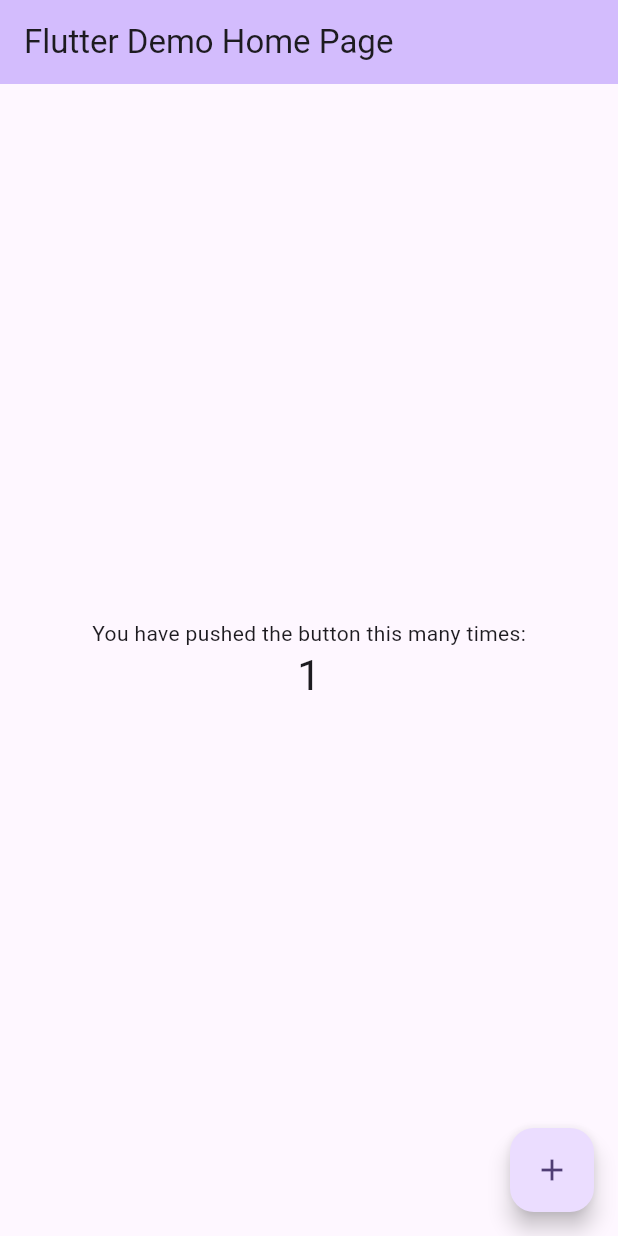
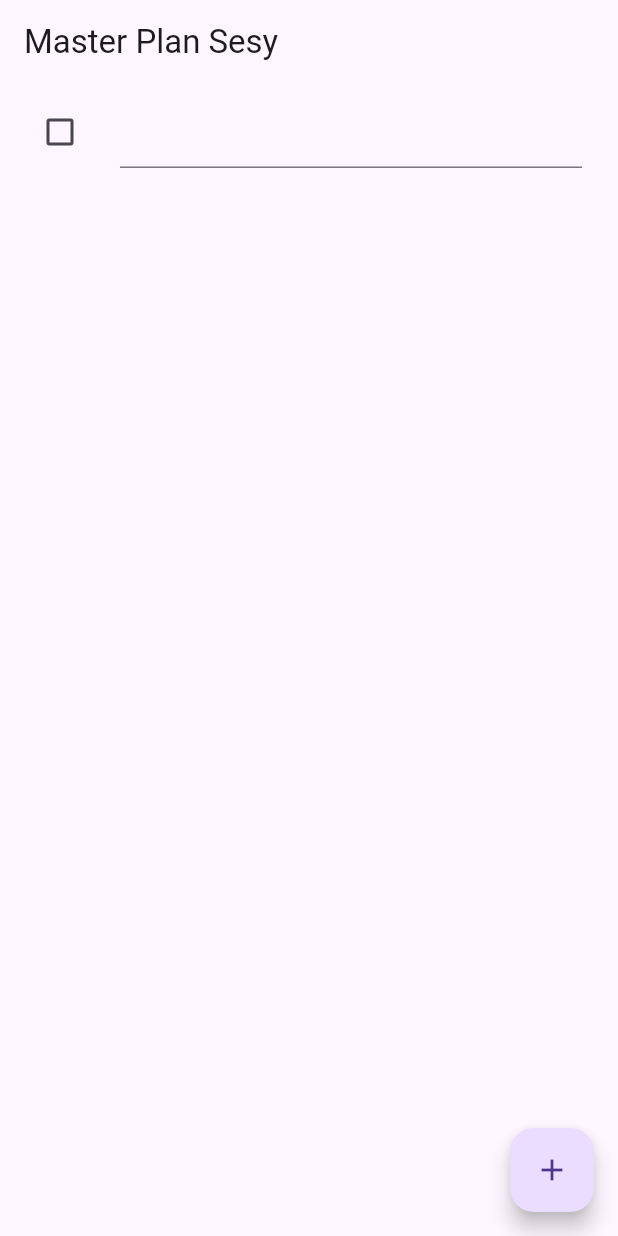
Before and after one commit to linarahmatin/2341720029-Mobile-SEM5, a Flutter app: the screen it shows after launch, after a tap on the "add" icon, on a phone screen of 412 x 824 dp. Run offline on Flutter 3.47's test engine with Material 3 defaults, Android fonts, the phone set to English and light mode, and no system bars; our stand-ins replace auto_size_text, camera, go_router.

Commit message:
praktikum 1

```diff
--- a/Pertemuan 10/master_plan/lib/main.dart
+++ b/Pertemuan 10/master_plan/lib/main.dart
@@ -1,122 +1,16 @@
 import 'package:flutter/material.dart';
+import './views/plan_screen.dart';
 
-void main() {
-  runApp(const MyApp());
-}
+void main() => runApp(MasterPlanApp());
 
-class MyApp extends StatelessWidget {
-  const MyApp({super.key});
+class MasterPlanApp extends StatelessWidget {
+  const MasterPlanApp({super.key});
 
-  // This widget is the root of your application.
   @override
   Widget build(BuildContext context) {
     return MaterialApp(
-      title: 'Flutter Demo',
-      theme: ThemeData(
-        // This is the theme of your application.
-        //
-        // TRY THIS: Try running your application with "flutter run". You'll see
-        // the application has a purple toolbar. Then, without quitting the app,
-        // try changing the seedColor in the colorScheme below to Colors.green
-        // and then invoke "hot reload" (save your changes or press the "hot
-        // reload" button in a Flutter-supported IDE, or press "r" if you used
-        // the command line to start the app).
-        //
-        // Notice that the counter didn't reset back to zero; the application
-        // state is not lost during the reload. To reset the state, use hot
-        // restart instead.
-        //
-        // This works for code too, not just values: Most code changes can be
-        // tested with just a hot reload.
-        colorScheme: ColorScheme.fromSeed(seedColor: Colors.deepPurple),
-      ),
-      home: const MyHomePage(title: 'Flutter Demo Home Page'),
+     theme: ThemeData(primarySwatch: Colors.purple),
+     home: PlanScreen(),
     );
   }
 }
-
-class MyHomePage extends StatefulWidget {
-  const MyHomePage({super.key, required this.title});
-
-  // This widget is the home page of your application. It is stateful, meaning
-  // that it has a State object (defined below) that contains fields that affect
-  // how it looks.
-
-  // This class is the configuration for the state. It holds the values (in this
-  // case the title) provided by the parent (in this case the App widget) and
-  // used by the build method of the State. Fields in a Widget subclass are
-  // always marked "final".
-
-  final String title;
-
-  @override
-  State<MyHomePage> createState() => _MyHomePageState();
-}
-
-class _MyHomePageState extends State<MyHomePage> {
-  int _counter = 0;
-
-  void _incrementCounter() {
-    setState(() {
-      // This call to setState tells the Flutter framework that something has
-      // changed in this State, which causes it to rerun the build method below
-      // so that the display can reflect the updated values. If we changed
-      // _counter without calling setState(), then the build method would not be
-      // called again, and so nothing would appear to happen.
-      _counter++;
-    });
-  }
-
-  @override
-  Widget build(BuildContext context) {
-    // This method is rerun every time setState is called, for instance as done
-    // by the _incrementCounter method above.
-    //
-    // The Flutter framework has been optimized to make rerunning build methods
-    // fast, so that you can just rebuild anything that needs updating rather
-    // than having to individually change instances of widgets.
-    return Scaffold(
-      appBar: AppBar(
-        // TRY THIS: Try changing the color here to a specific color (to
-        // Colors.amber, perhaps?) and trigger a hot reload to see the AppBar
-        // change color while the other colors stay the same.
-        backgroundColor: Theme.of(context).colorScheme.inversePrimary,
-        // Here we take the value from the MyHomePage object that was created by
-        // the App.build method, and use it to set our appbar title.
-        title: Text(widget.title),
-      ),
-      body: Center(
-        // Center is a layout widget. It takes a single child and positions it
-        // in the middle of the parent.
-        child: Column(
-          // Column is also a layout widget. It takes a list of children and
-          // arranges them vertically. By default, it sizes itself to fit its
-          // children horizontally, and tries to be as tall as its parent.
-          //
-          // Column has various properties to control how it sizes itself and
-          // how it positions its children. Here we use mainAxisAlignment to
-          // center the children vertically; the main axis here is the vertical
-          // axis because Columns are vertical (the cross axis would be
-          // horizontal).
-          //
-          // TRY THIS: Invoke "debug painting" (choose the "Toggle Debug Paint"
-          // action in the IDE, or press "p" in the console), to see the
-          // wireframe for each widget.
-          mainAxisAlignment: MainAxisAlignment.center,
-          children: <Widget>[
-            const Text('You have pushed the button this many times:'),
-            Text(
-              '$_counter',
-              style: Theme.of(context).textTheme.headlineMedium,
-            ),
-          ],
-        ),
-      ),
-      floatingActionButton: FloatingActionButton(
-        onPressed: _incrementCounter,
-        tooltip: 'Increment',
-        child: const Icon(Icons.add),
-      ), // This trailing comma makes auto-formatting nicer for build methods.
-    );
-  }
-}
--- /dev/null
+++ b/Pertemuan 10/master_plan/lib/models/data_layer.dart
@@ -0,0 +1,2 @@
+export 'plan.dart';
+export 'task.dart';
--- /dev/null
+++ b/Pertemuan 10/master_plan/lib/models/plan.dart
@@ -0,0 +1,8 @@
+import './task.dart';
+
+class Plan {
+  final String name;
+  final List<Task> tasks;
+
+  const Plan({this.name = '', this.tasks = const []});
+}
--- /dev/null
+++ b/Pertemuan 10/master_plan/lib/models/task.dart
@@ -0,0 +1,9 @@
+class Task {
+  final String description;
+  final bool complete;
+
+  const Task({
+    this.complete = false,
+    this.description = '',
+  });
+}
--- /dev/null
+++ b/Pertemuan 10/master_plan/lib/provider/plan_provider.dart
@@ -0,0 +1,16 @@
+import 'package:flutter/material.dart';
+import '../models/data_layer.dart';
+
+class PlanProvider extends InheritedNotifier<ValueNotifier<List<Plan>>> {
+  const PlanProvider({
+    super.key,
+    required super.child,
+    required ValueNotifier<List<Plan>> super.notifier,
+  });
+
+  static ValueNotifier<List<Plan>> of(BuildContext context) {
+    return context
+        .dependOnInheritedWidgetOfExactType<PlanProvider>()!
+        .notifier!;
+  }
+}
--- /dev/null
+++ b/Pertemuan 10/master_plan/lib/views/plan_screen.dart
@@ -0,0 +1,101 @@
+import '../models/data_layer.dart';
+import 'package:flutter/material.dart';
+
+class PlanScreen extends StatefulWidget {
+  const PlanScreen({super.key});
+
+  @override
+  State createState() => _PlanScreenState();
+}
+
+class _PlanScreenState extends State<PlanScreen> {
+  Plan plan = const Plan();
+
+  late ScrollController scrollController;
+
+  @override
+  void initState() {
+    super.initState();
+    scrollController = ScrollController()
+      ..addListener(() {
+        FocusScope.of(context).requestFocus(FocusNode());
+      });
+  }
+
+  @override
+  Widget build(BuildContext context) {
+    return Scaffold(
+      appBar: AppBar(title: const Text('Master Plan Sesy')),
+      body: _buildList(),
+      floatingActionButton: _buildAddTaskButton(),
+    );
+  }
+
+  Widget _buildAddTaskButton() {
+    return FloatingActionButton(
+      child: const Icon(Icons.add),
+      onPressed: () {
+        setState(() {
+          plan = Plan(
+            name: plan.name,
+            tasks: List<Task>.from(plan.tasks)..add(const Task()),
+          );
+        });
+      },
+    );
+  }
+
+  Widget _buildList() {
+    return ListView.builder(
+      controller: scrollController,
+      keyboardDismissBehavior:
+          Theme.of(context).platform == TargetPlatform.iOS
+              ? ScrollViewKeyboardDismissBehavior.onDrag
+              : ScrollViewKeyboardDismissBehavior.manual,
+      itemCount: plan.tasks.length,
+      itemBuilder: (context, index) =>
+          _buildTaskTile(plan.tasks[index], index),
+    );
+  }
+
+  Widget _buildTaskTile(Task task, int index) {
+    return ListTile(
+      leading: Checkbox(
+        value: task.complete,
+        onChanged: (selected) {
+          setState(() {
+            plan = Plan(
+              name: plan.name,
+              tasks: List<Task>.from(plan.tasks)
+                ..[index] = Task(
+                  description: task.description,
+                  complete: selected ?? false,
+                ),
+            );
+          });
+        },
+      ),
+      title: TextFormField(
+        initialValue: task.description,
+        onChanged: (text) {
+          setState(() {
+            plan = Plan(
+              name: plan.name,
+              tasks: List<Task>.from(plan.tasks)
+                ..[index] = Task(
+                  description: text,
+                  complete: task.complete,
+                ),
+            );
+          });
+        },
+      ),
+    );
+  }
+
+  @override
+  void dispose() {
+    scrollController.dispose();
+    super.dispose();
+  }
+}
```
